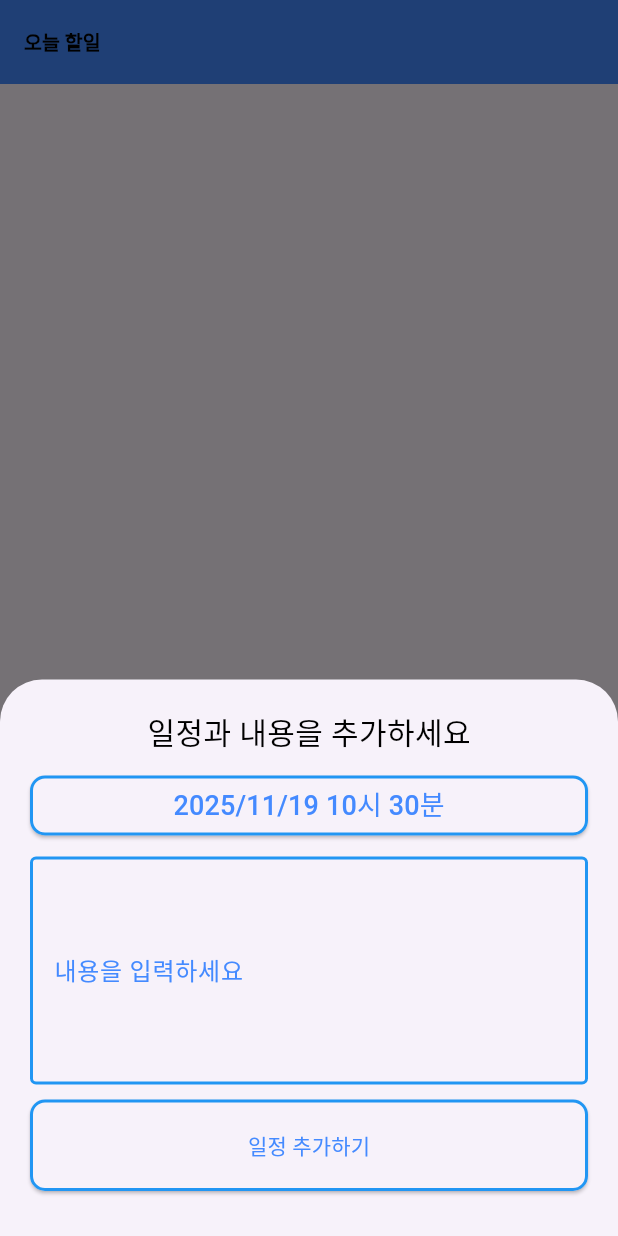
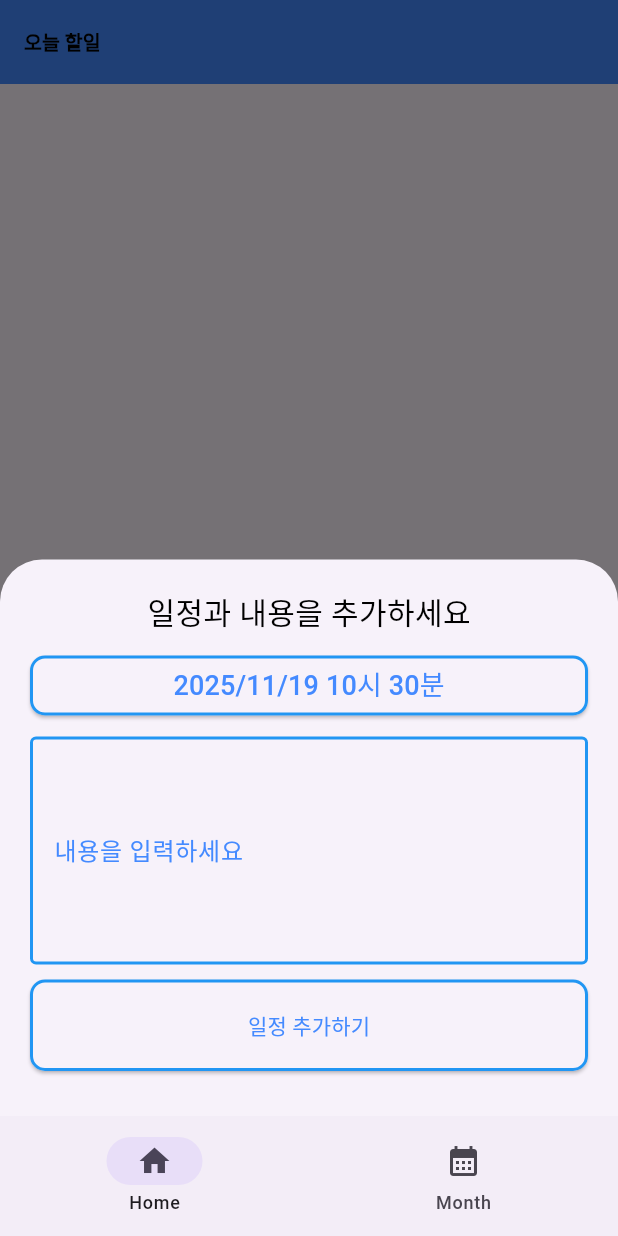
Before and after one commit to devhyunwoo/flutter_doit, a Flutter app: the HomeView screen opened by its route, after a tap on the "plus one" icon, on a phone screen of 412 x 824 dp. Run offline on Flutter 3.47's test engine with Material 3 defaults, Android fonts, the phone set to English and light mode, and no system bars; our stand-ins replace dio, flutter_riverpod, freezed_annotation, go_router, sqflite; accounts and stored records are empty.

Commit message:
바텀네비게이션 추가

```diff
--- a/lib/router/router.dart
+++ b/lib/router/router.dart
@@ -1,14 +1,28 @@
 import 'package:doit_app/ui/home/view/home_view.dart';
+import 'package:doit_app/ui/month/view/month_view.dart';
 import 'package:doit_app/ui/splash/view/splash_view.dart';
 import 'package:flutter_riverpod/flutter_riverpod.dart';
 import 'package:go_router/go_router.dart';
+
+import '../ui/bottom_nav/view/bottom_nav_layout.dart';
 
 final routerProvider = Provider<GoRouter>((ref) {
   return GoRouter(
     initialLocation: '/splash',
     routes: [
       GoRoute(path: '/splash', builder: (context, state) => const SplashView()),
-      GoRoute(path: '/home', builder: (context, state) => const HomeView()),
+      ShellRoute(
+        builder: (context, state, child) {
+          return BottomNavLayout(child: child);
+        },
+        routes: [
+          GoRoute(path: '/home', builder: (context, state) => const HomeView()),
+          GoRoute(
+            path: '/month',
+            builder: (context, state) => const MonthView(),
+          ),
+        ],
+      ),
     ],
   );
 });
--- /dev/null
+++ b/lib/ui/bottom_nav/contract/effect/bottom_nav_effect.dart
@@ -0,0 +1,7 @@
+sealed class BottomNavEffect {}
+
+class NavigateToPage extends BottomNavEffect {
+  final int pageIndex;
+
+  NavigateToPage(this.pageIndex);
+}
--- /dev/null
+++ b/lib/ui/bottom_nav/contract/event/bottom_nav_event.dart
@@ -0,0 +1,7 @@
+sealed class BottomNavEvent {}
+
+class OnTabItem extends BottomNavEvent {
+  final int index;
+
+  OnTabItem(this.index);
+}
--- /dev/null
+++ b/lib/ui/bottom_nav/view/bottom_nav_layout.dart
@@ -0,0 +1,55 @@
+import 'package:doit_app/ui/bottom_nav/contract/effect/bottom_nav_effect.dart';
+import 'package:doit_app/ui/bottom_nav/contract/event/bottom_nav_event.dart';
+import 'package:doit_app/ui/di/di.dart';
+import 'package:flutter/material.dart';
+import 'package:flutter_riverpod/flutter_riverpod.dart';
+import 'package:go_router/go_router.dart';
+
+class BottomNavLayout extends ConsumerStatefulWidget {
+  final Widget child;
+
+  const BottomNavLayout({super.key, required this.child});
+
+  @override
+  ConsumerState<ConsumerStatefulWidget> createState() =>
+      _BottomNavLayoutState();
+}
+
+class _BottomNavLayoutState extends ConsumerState<BottomNavLayout> {
+  @override
+  void initState() {
+    super.initState();
+    ref.read(bottomNavViewModelProvider.notifier).effect.listen((effect) {
+      switch (effect) {
+        case NavigateToPage():
+          switch (effect.pageIndex) {
+            case 0:
+              context.push('/home');
+            case 1:
+              context.push('/month');
+          }
+      }
+    });
+  }
+
+  @override
+  Widget build(BuildContext context) {
+    final currentIndex = ref.watch(bottomNavViewModelProvider);
+    return Scaffold(
+      body: widget.child,
+      bottomNavigationBar: NavigationBar(
+        destinations: [
+          NavigationDestination(label: 'Home', icon: Icon(Icons.home)),
+          NavigationDestination(
+            label: 'Month',
+            icon: Icon(Icons.calendar_month),
+          ),
+        ],
+        selectedIndex: currentIndex,
+        onDestinationSelected: (index) => ref
+            .read(bottomNavViewModelProvider.notifier)
+            .setEvent(OnTabItem(index)),
+      ),
+    );
+  }
+}
--- a/lib/ui/di/di.dart
+++ b/lib/ui/di/di.dart
@@ -4,6 +4,7 @@ import 'package:doit_app/data/repository/api_repository.dart';
 import 'package:doit_app/data/repository/db_repository.dart';
 import 'package:doit_app/data/repository_impl/api_repository_impl.dart';
 import 'package:doit_app/data/repository_impl/db_repository_impl.dart';
+import 'package:doit_app/ui/bottom_nav/view_model/bottom_nav_view_model.dart';
 import 'package:doit_app/ui/home/contract/notifier/image_notifier.dart';
 import 'package:doit_app/ui/splash/view_model/splash_view_model.dart';
 import 'package:flutter_riverpod/flutter_riverpod.dart';
@@ -66,3 +67,7 @@ final imageProvider = NotifierProvider.autoDispose<ImageNotifier, List<String>>(
 final splashViewModelProvider = NotifierProvider<SplashViewModel, void>(
   SplashViewModel.new,
 );
+
+final bottomNavViewModelProvider = NotifierProvider<BottomNavViewModel, int>(
+  BottomNavViewModel.new,
+);
```
Also changed, not shown: lib/ui/bottom_nav/view_model/bottom_nav_view_model.dart (added, +25 -0 lines), lib/ui/month/view/month_view.dart (added, +11 -0 lines).
